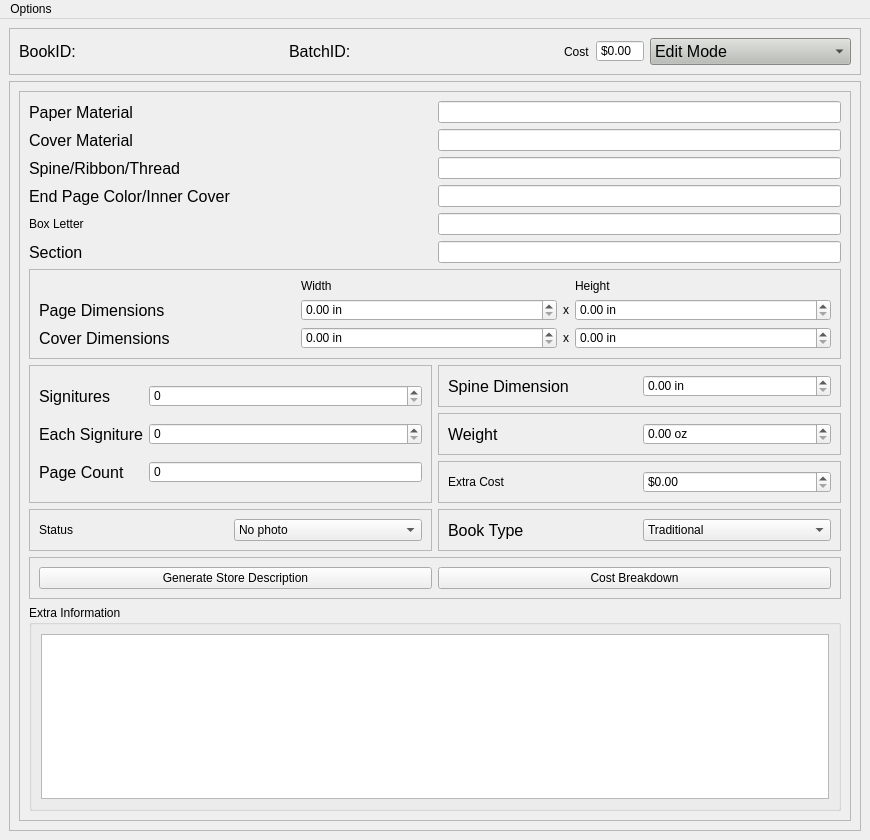
Above: mainwindow.ui from farinc/book-tracker before the change. Below: the same form after it.
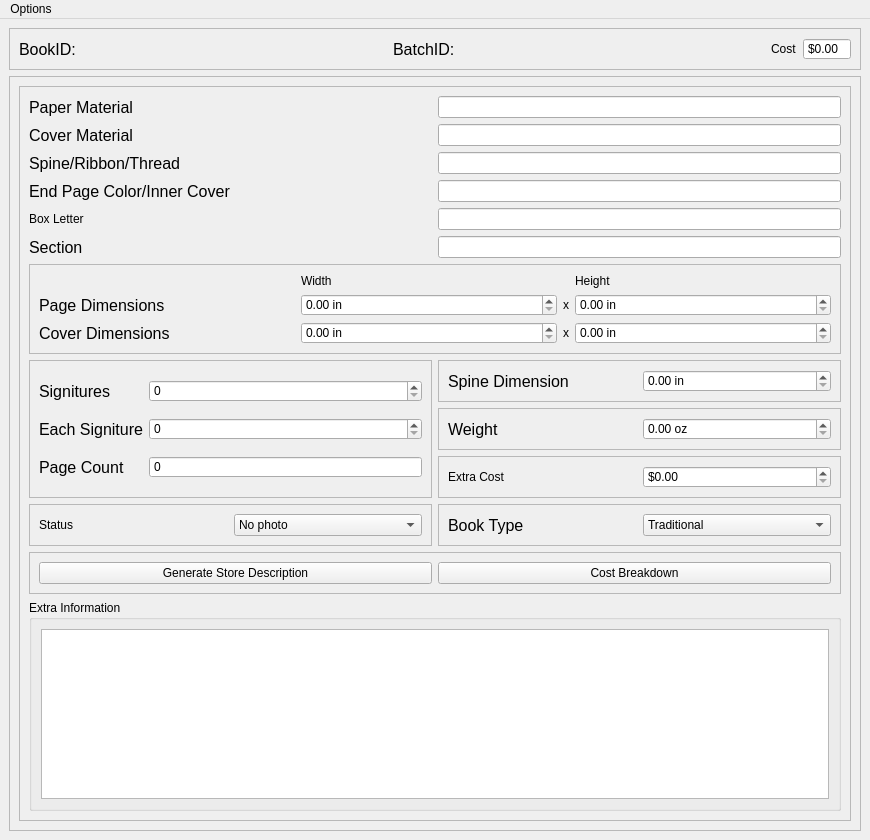
That is the form after the change. Icons and pictures are not drawn.

Patch:
```diff
--- a/mainwindow.ui
+++ b/mainwindow.ui
@@ -143,40 +143,6 @@
          </property>
         </widget>
        </item>
-       <item>
-        <widget class="QComboBox" name="comboMode">
-         <property name="sizePolicy">
-          <sizepolicy hsizetype="Expanding" vsizetype="Fixed">
-           <horstretch>0</horstretch>
-           <verstretch>0</verstretch>
-          </sizepolicy>
-         </property>
-         <property name="font">
-          <font>
-           <family>Arial</family>
-           <pointsize>12</pointsize>
-           <weight>50</weight>
-           <italic>false</italic>
-           <bold>false</bold>
-          </font>
-         </property>
-         <property name="styleSheet">
-          <string notr="true">#comboMode {
-	background-color: rgb(186, 189, 182);
-}</string>
-         </property>
-         <item>
-          <property name="text">
-           <string>Edit Mode</string>
-          </property>
-         </item>
-         <item>
-          <property name="text">
-           <string>ReadOnly Mode</string>
-          </property>
-         </item>
-        </widget>
-       </item>
       </layout>
      </widget>
     </item>
```
Left out of the diff: 1 changed line with no effect on the pictures.
